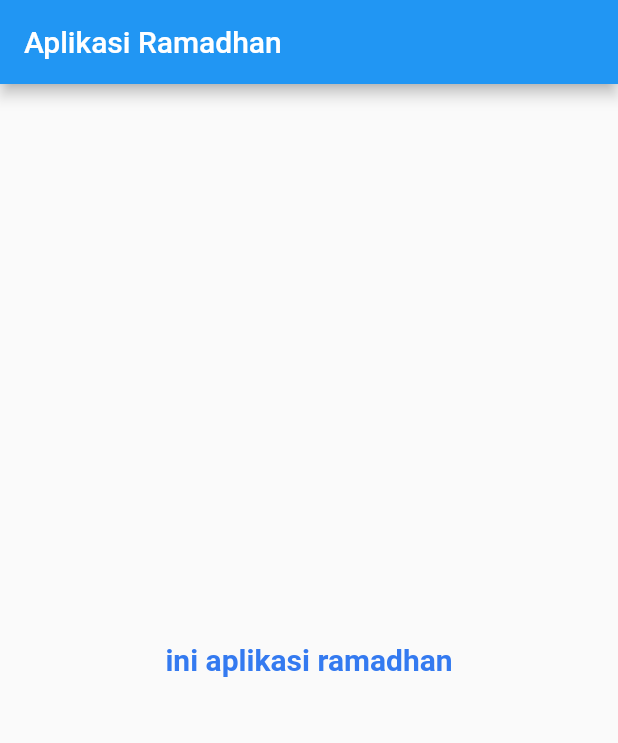
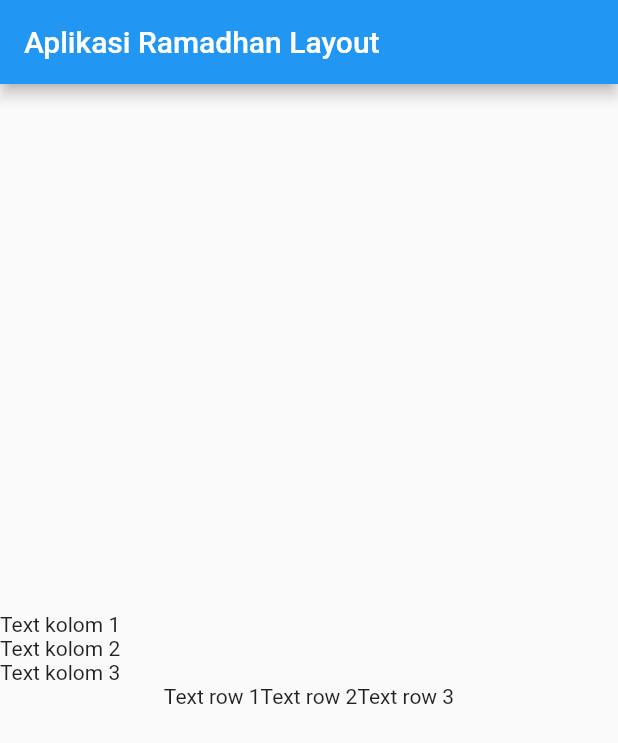
Before and after one commit to devlover-xyz/belajar-flutter, a Flutter app: the screen it shows after launch, on a phone screen of 412 x 824 dp. Shown: the top 743 px of the screen. Run offline on Flutter 3.47's test engine with Material 2 defaults, Android fonts, the phone set to English and light mode, and no system bars; our stand-ins replace supercharged.

Commit message:
latihan 2, column row

```diff
--- a/lib/main.dart
+++ b/lib/main.dart
@@ -15,17 +15,24 @@ class RamadhanApp extends StatelessWidget {
     return MaterialApp(
       home: Scaffold(
         appBar: AppBar(
-          title: Text('Aplikasi Ramadhan'),
+          title: Text('Aplikasi Ramadhan Layout'),
         ),
-        body: Center(
-          child: Text(
-            "ini aplikasi ramadhan",
-            style: TextStyle(
-              fontSize: 20,
-              fontWeight: FontWeight.bold,
-              color: "347AF0".toColor() //Color(0XFF347AF0)
-            ),
-          ),
+        body: Column(
+          mainAxisAlignment: MainAxisAlignment.center,
+          crossAxisAlignment: CrossAxisAlignment.start,
+          children: [
+            Text("Text kolom 1"),
+            Text("Text kolom 2"),
+            Text("Text kolom 3"),
+            Row(
+              mainAxisAlignment: MainAxisAlignment.center,
+              children: [
+                Text("Text row 1"),
+                Text("Text row 2"),
+                Text("Text row 3"),
+              ],
+            )
+          ],
         ),
       ),
     );
```
